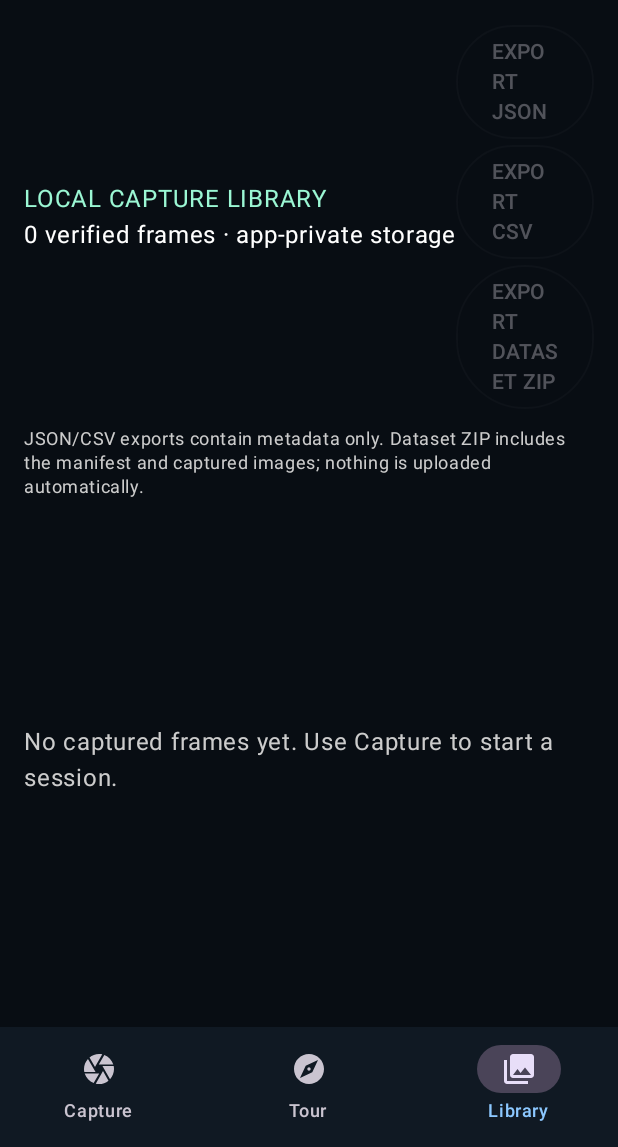
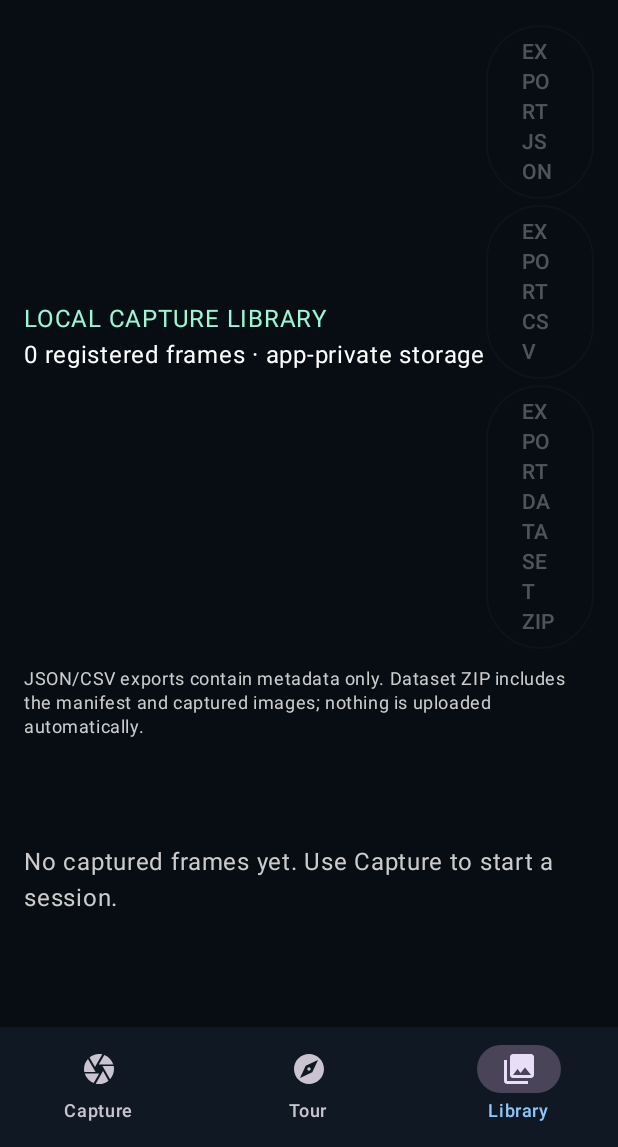
Before and after one commit to metsam-mastem/3DCAP, an Android app built with Jetpack Compose: the screen it shows after launch (MainActivity), item 3 of the bottom bar chosen, on a phone screen of 412 x 824 dp, the part 89-1236 px from its top. Run offline under Robolectric (Android 15) with nearby library versions, the phone set to English and light mode, and no system bars; libraries missing offline, so code that uses them is left out: androidx.camera.core, androidx.camera.lifecycle, androidx.camera.view; 3 statements that could not run were skipped.

Commit message:
fix(ui): clarify registered frames and Passport export status

```diff
--- a/app/src/main/java/studio/threedcap/MainActivity.kt
+++ b/app/src/main/java/studio/threedcap/MainActivity.kt
@@ -78,7 +78,7 @@ class MainActivity : ComponentActivity(), SensorEventListener {
    try {
     val output=contentResolver.openOutputStream(uri) ?: throw IllegalStateException("Could not open export destination")
     captureSessionStore.writeDatasetZip(output)
-    qualityStatus.value="DATASET ZIP EXPORTED"
+    qualityStatus.value="DATASET + PASSPORT EXPORTED"
    } catch (error: Exception) {
     qualityStatus.value="DATASET EXPORT FAILED"
     error.printStackTrace()
@@ -218,7 +218,7 @@ class MainActivity : ComponentActivity(), SensorEventListener {
        Row(Modifier.fillMaxWidth(),horizontalArrangement=Arrangement.SpaceBetween,verticalAlignment=Alignment.CenterVertically) {
         Column {
          Text("LOCAL CAPTURE LIBRARY",color=Color(0xFF9BF7D4))
-         Text("${manifest?.frames?.size ?: 0} verified frames · app-private storage",color=Color.White)
+         Text("${manifest?.frames?.size ?: 0} registered frames · app-private storage",color=Color.White)
         }
         Column(horizontalAlignment=Alignment.End,verticalArrangement=Arrangement.spacedBy(4.dp)) {
          OutlinedButton(
```
